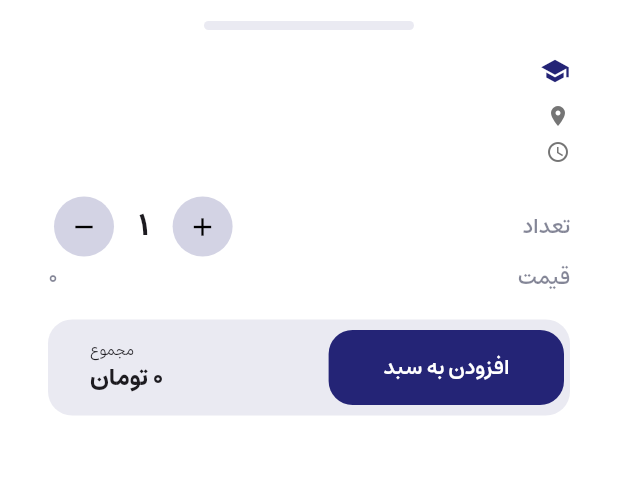
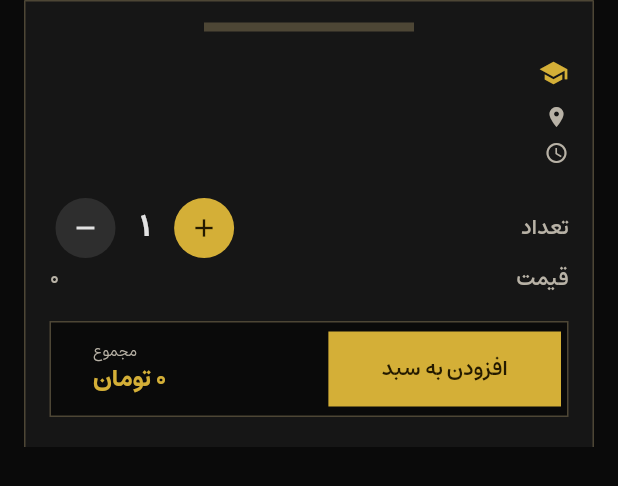
Before and after one commit to persianball/PersianballUIV3, a Flutter app: the AddCourseToCartModal widget shown alone on an empty page, opened directly with empty values, on a phone screen of 412 x 824 dp. Shown: the top 486 px of the screen. Run offline on Flutter 3.47's test engine with Material 3 defaults, Android fonts, the phone set to English and light mode, and no system bars; our stand-ins replace app_links, cached_network_image, carousel_slider, chewie, equatable, flutter_bloc and 10 more; missing offline and left inert: flutter_html_table; accounts and stored records are empty; network calls fail.

Commit message:
fix(design): حذف رنگ‌های بنفش باقی‌مانده و اصلاح متن سیاه‌روی‌سیاه توضیحات
- تم سراسری اپ (main.dart) اکنون یک ColorScheme تیره/طلایی صریح دارد
  (به‌جای بنفش پیش‌فرض متریال ۳) که روی هر ویجت استاندارد بدون استایل
  اختصاصی هم اعمال می‌شود: دیالوگ‌ها، اسنک‌بارها، CircularProgressIndicator
  پیش‌فرض. رنگ نوار وضعیت/ناوبری سیستم هم تیره شد.
- دیالوگ «نیاز به ورود» در order_summary_page، مودال‌های افزودن به سبد
  (add_to_cart_modal و add_course_to_cart_modal که در صفحه محصول/دوره
  به‌صورت bottom sheet سفید-بنفش باز می‌شدند) به تم تیره/طلایی منتقل شدند.
- رنگ‌های بنفش/صورتی باقی‌مانده در انیمیشن لودینگ سبد خرید
  (pro_cart_item، course_cart_item)، رنگ نوار پیشرفت ویدیو
  (video_player_dialog)، rating_tag و flashsale_countdown_tile به
  طلایی/تیره تغییر کردند.
- توضیحات HTML محصول (product_detail.dart): فقط رنگ‌های سیاه/نزدیک‌به‌سیاه
  که ادیتور بک‌اند به‌صورت inline روی پس‌زمینه‌ی روشن پنل ادمین ثبت کرده،
  به رنگ روشن تبدیل می‌شوند تا روی پس‌زمینه‌ی تیره‌ی اپ ناپدید نشوند؛ هر
  رنگ/هایلایت دیگری (که در ادمین عمداً انتخاب شده) دقیقاً دست‌نخورده
  می‌ماند. جدول (table/th/td) با flutter_html_table پشتیبانی و استایل
  گرفت، اندازه فونت لینک‌ها به سایز متن اصلی محدود شد و تصاویر با
  عرض واکنش‌گرا از سرریز افقی جلوگیری می‌کنند.

Co-Authored-By: Claude Opus 5 <noreply@anthropic.com>

```diff
--- a/lib/views/widgets/course_cart_item.dart
+++ b/lib/views/widgets/course_cart_item.dart
@@ -293,7 +293,7 @@ class _CourseCartItemCardState extends State<CourseCartItemCard> {
                                 if (isDeleteLoading) {
                                   return Center(
                                     child: LoadingAnimationWidget.progressiveDots(
-                                      color: const Color(0xFF1A1A3F),
+                                      color: AppColor.goldEnd,
                                       size: 10,
                                     ),
                                   );
@@ -335,8 +335,8 @@ class _CourseCartItemCardState extends State<CourseCartItemCard> {
                                     if (isLoading) {
                                       return Center(
                                         child: LoadingAnimationWidget.twistingDots(
-                                          leftDotColor: const Color(0xFF1A1A3F),
-                                          rightDotColor: const Color(0xFFEA3799),
+                                          leftDotColor: AppColor.goldEnd,
+                                          rightDotColor: AppColor.goldStart,
                                           size: 10,
                                         ),
                                       );
--- a/lib/views/widgets/modals/add_course_to_cart_modal.dart
+++ b/lib/views/widgets/modals/add_course_to_cart_modal.dart
@@ -37,9 +37,12 @@ class _AddCourseToCartModalState extends State<AddCourseToCartModal> {
       child: Center(
         child: Container(
           decoration: BoxDecoration(
-            borderRadius: BorderRadius.only(
-                topLeft: Radius.circular(20), topRight: Radius.circular(20)),
-            color: Colors.white,
+            color: AppColor.surfaceContainer,
+            border: Border(
+              top: BorderSide(color: AppColor.outlineVariantDark),
+              left: BorderSide(color: AppColor.outlineVariantDark),
+              right: BorderSide(color: AppColor.outlineVariantDark),
+            ),
           ),
           width: double.infinity,
           constraints: BoxConstraints(maxWidth: 700),
@@ -58,8 +61,7 @@ class _AddCourseToCartModalState extends State<AddCourseToCartModal> {
                 height: 6,
                 margin: EdgeInsets.only(bottom: 16),
                 decoration: BoxDecoration(
-                  borderRadius: BorderRadius.circular(100),
-                  color: AppColor.primarySoft,
+                  color: AppColor.outlineVariantDark,
                 ),
               ),
 
@@ -70,7 +72,7 @@ class _AddCourseToCartModalState extends State<AddCourseToCartModal> {
                   children: [
                     Row(
                       children: [
-                        Icon(Icons.school, color: AppColor.primary, size: 20),
+                        Icon(Icons.school, color: AppColor.goldEnd, size: 20),
                         SizedBox(width: 8),
                         Expanded(
                           child: Text(
@@ -79,6 +81,7 @@ class _AddCourseToCartModalState extends State<AddCourseToCartModal> {
                               fontFamily: 'Estedad',
                               fontWeight: FontWeight.w700,
                               fontSize: 16,
+                              color: AppColor.onSurface,
                             ),
                           ),
                         ),
@@ -88,13 +91,13 @@ class _AddCourseToCartModalState extends State<AddCourseToCartModal> {
                     Row(
                       children: [
                         Icon(Icons.location_on,
-                            color: Colors.grey[600], size: 16),
+                            color: AppColor.onSurfaceVariant, size: 16),
                         SizedBox(width: 4),
                         Text(
                           widget.courseItem.location,
                           style: TextStyle(
                             fontFamily: 'Estedad',
-                            color: Colors.grey[600],
+                            color: AppColor.onSurfaceVariant,
                             fontSize: 14,
                           ),
                         ),
@@ -104,13 +107,13 @@ class _AddCourseToCartModalState extends State<AddCourseToCartModal> {
                     Row(
                       children: [
                         Icon(Icons.access_time,
-                            color: Colors.grey[600], size: 16),
+                            color: AppColor.onSurfaceVariant, size: 16),
                         SizedBox(width: 4),
                         Text(
                           widget.courseItem.time,
                           style: TextStyle(
                             fontFamily: 'Estedad',
-                            color: Colors.grey[600],
+                            color: AppColor.onSurfaceVariant,
                             fontSize: 14,
                           ),
                         ),
@@ -133,7 +136,7 @@ class _AddCourseToCartModalState extends State<AddCourseToCartModal> {
                           'تعداد',
                           style: TextStyle(
                             fontFamily: 'Estedad',
-                            color: Color(0xFF0A0E2F).withOpacity(0.5),
+                            color: AppColor.onSurfaceVariant,
                             fontWeight: FontWeight.w600,
                           ),
                         ),
@@ -142,13 +145,13 @@ class _AddCourseToCartModalState extends State<AddCourseToCartModal> {
                             IconButton(
                               onPressed: () => setState(() => _quantity++),
                               icon: Icon(Icons.add,
-                                  size: 20, color: Colors.black),
+                                  size: 20, color: AppColor.onGold),
                               style: ButtonStyle(
                                 backgroundColor:
-                                    MaterialStateProperty.all(AppColor.border),
+                                    WidgetStateProperty.all(AppColor.goldEnd),
                                 shape:
-                                    MaterialStateProperty.all(CircleBorder()),
-                                padding: MaterialStateProperty.all(
+                                    WidgetStateProperty.all(CircleBorder()),
+                                padding: WidgetStateProperty.all(
                                     EdgeInsets.all(0)),
                               ),
                             ),
@@ -159,7 +162,8 @@ class _AddCourseToCartModalState extends State<AddCourseToCartModal> {
                                 style: TextStyle(
                                     fontSize: 20,
                                     fontWeight: FontWeight.w700,
-                                    fontFamily: 'Estedad'),
+                                    fontFamily: 'Estedad',
+                                    color: AppColor.onSurface),
                               ),
                             ),
                             IconButton(
@@ -167,13 +171,13 @@ class _AddCourseToCartModalState extends State<AddCourseToCartModal> {
                                 if (_quantity > 1) setState(() => _quantity--);
                               },
                               icon: Icon(Icons.remove,
-                                  size: 20, color: Colors.black),
+                                  size: 20, color: AppColor.onSurface),
                               style: ButtonStyle(
                                 backgroundColor:
-                                    MaterialStateProperty.all(AppColor.border),
+                                    WidgetStateProperty.all(AppColor.surfaceContainerHigh),
                                 shape:
-                                    MaterialStateProperty.all(CircleBorder()),
-                                padding: MaterialStateProperty.all(
+                                    WidgetStateProperty.all(CircleBorder()),
+                                padding: WidgetStateProperty.all(
                                     EdgeInsets.all(0)),
                               ),
                             ),
@@ -188,7 +192,7 @@ class _AddCourseToCartModalState extends State<AddCourseToCartModal> {
                           'قیمت',
                           style: TextStyle(
                             fontFamily: 'Estedad',
-                            color: Color(0xFF0A0E2F).withOpacity(0.5),
+                            color: AppColor.onSurfaceVariant,
                             fontWeight: FontWeight.w600,
                           ),
                         ),
@@ -196,7 +200,7 @@ class _AddCourseToCartModalState extends State<AddCourseToCartModal> {
                           '${thousandSeparator(totalPrice)}',
                           style: TextStyle(
                             fontFamily: 'Estedad',
-                            color: Color(0xFF0A0E2F).withOpacity(0.5),
+                            color: AppColor.onSurfaceVariant,
                             fontWeight: FontWeight.w600,
                           ),
                         ),
@@ -210,7 +214,7 @@ class _AddCourseToCartModalState extends State<AddCourseToCartModal> {
                             'تخفیف',
                             style: TextStyle(
                               fontFamily: 'Estedad',
-                              color: Color(0xFF0A0E2F).withOpacity(0.5),
+                              color: AppColor.onSurfaceVariant,
                               fontWeight: FontWeight.w600,
                             ),
                           ),
@@ -218,7 +222,7 @@ class _AddCourseToCartModalState extends State<AddCourseToCartModal> {
                             '${thousandSeparator(discountedPrice)} (${widget.courseItem.discountPercentage}%)',
                             style: TextStyle(
                               fontFamily: 'Estedad',
-                              color: Color(0xFF0A0E2F).withOpacity(0.5),
+                              color: AppColor.onSurfaceVariant,
                               fontWeight: FontWeight.w600,
                             ),
                           ),
@@ -235,8 +239,8 @@ class _AddCourseToCartModalState extends State<AddCourseToCartModal> {
                 padding: EdgeInsets.all(4),
                 height: 64,
                 decoration: BoxDecoration(
-                  borderRadius: BorderRadius.circular(16),
-                  color: AppColor.primarySoft,
+                  color: AppColor.obsidianBg,
+                  border: Border.all(color: AppColor.outlineVariantDark),
                 ),
                 child: Row(
                   children: [
@@ -250,7 +254,9 @@ class _AddCourseToCartModalState extends State<AddCourseToCartModal> {
                           children: [
                             Text('مجموع',
                                 style: TextStyle(
-                                    fontSize: 10, fontFamily: 'Estedad')),
+                                    fontSize: 10,
+                                    fontFamily: 'Estedad',
+                                    color: AppColor.onSurfaceVariant)),
                             Directionality(
                               textDirection: TextDirection.rtl,
                               child: Text(
@@ -258,7 +264,8 @@ class _AddCourseToCartModalState extends State<AddCourseToCartModal> {
                                 style: TextStyle(
                                     fontSize: 16,
                                     fontFamily: 'Estedad',
-                                    fontWeight: FontWeight.w700),
+                                    fontWeight: FontWeight.w700,
+                                    color: AppColor.goldEnd),
                               ),
                             ),
                           ],
@@ -279,13 +286,12 @@ class _AddCourseToCartModalState extends State<AddCourseToCartModal> {
                               fontSize: 14,
                               fontWeight: FontWeight.w600,
                               fontFamily: 'Estedad',
-                              color: Colors.white),
+                              color: AppColor.onGold),
                         ),
                         style: ElevatedButton.styleFrom(
-                          backgroundColor: AppColor.primary,
+                          backgroundColor: AppColor.goldEnd,
                           padding: EdgeInsets.symmetric(vertical: 15),
-                          shape: RoundedRectangleBorder(
-                              borderRadius: BorderRadius.circular(16)),
+                          shape: const RoundedRectangleBorder(),
                           elevation: 0,
                         ),
                       ),
--- a/lib/views/widgets/modals/video_player_dialog.dart
+++ b/lib/views/widgets/modals/video_player_dialog.dart
@@ -78,8 +78,8 @@ class _VideoPlayerDialogState extends State<VideoPlayerDialog> {
           DeviceOrientation.portraitUp,
         ],
         materialProgressColors: ChewieProgressColors(
-          playedColor: AppColor.primary,
-          handleColor: AppColor.primary,
+          playedColor: AppColor.goldEnd,
+          handleColor: AppColor.goldEnd,
           backgroundColor: Colors.white24,
           bufferedColor: Colors.white54,
         ),
--- a/lib/views/widgets/pro_cart_item.dart
+++ b/lib/views/widgets/pro_cart_item.dart
@@ -220,7 +220,7 @@ class _ProCartItemCardState extends State<ProCartItemCard> {
                                   if(isDeleteLoading){
                                     return Center(
                                       child: LoadingAnimationWidget.progressiveDots(
-                                        color: const Color(0xFF1A1A3F),
+                                        color: AppColor.goldEnd,
                                         size: 10,
                                       ),
                                     );
@@ -265,8 +265,8 @@ class _ProCartItemCardState extends State<ProCartItemCard> {
                                       if(isLoading){
                                         return Center(
                                           child: LoadingAnimationWidget.twistingDots(
-                                            leftDotColor: const Color(0xFF1A1A3F),
-                                            rightDotColor: const Color(0xFFEA3799),
+                                            leftDotColor: AppColor.goldEnd,
+                                            rightDotColor: AppColor.goldStart,
                                             size: 10,
                                           ),
                                         );
--- a/lib/views/widgets/review_tile.dart
+++ b/lib/views/widgets/review_tile.dart
@@ -58,7 +58,7 @@ class ReviewTile extends StatelessWidget {
                             size: 16,
                             color: Colors.orange[400],
                             rating: review.rating,
-                            borderColor: AppColor.primarySoft,
+                            borderColor: AppColor.outlineVariantDark,
                           ),
                         )
                       ],
```
Also changed, not shown: lib/main.dart (+36 -4 lines), lib/views/screens/order_summary_page.dart (+10 -5 lines), lib/views/screens/product_detail.dart (+41 -3 lines), lib/views/widgets/flashsale_countdown_tile.dart (+4 -4 lines), lib/views/widgets/modals/add_to_cart_modal.dart (+33 -27 lines), lib/views/widgets/rating_tag.dart (+6 -2 lines).
